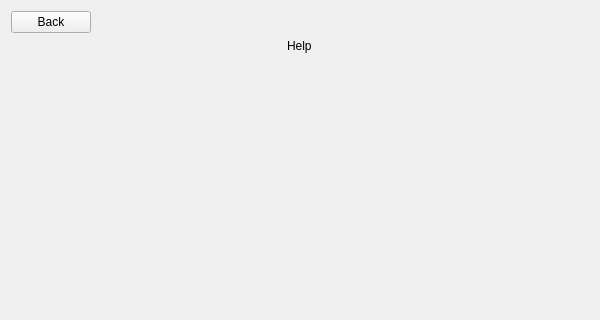
First picture: the form in interfaces/help_page.ui, repository wyankx/TetrisBoosted_QT, before the edit; both pictures show x 0 to 600 and y 0 to 320 of the 600 by 600 pixel window.
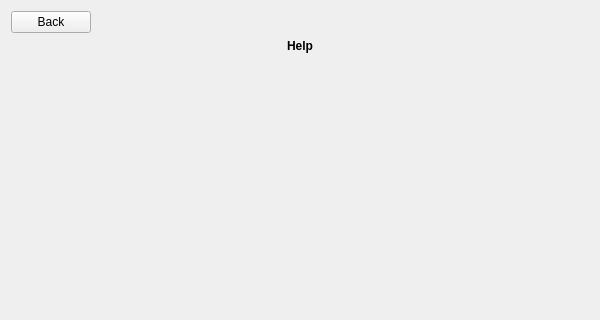
Second picture: the form after the edit.

Commit message: -Add background  *Fonts Bold  *Board more highlighted

```diff
--- a/interfaces/help_page.ui
+++ b/interfaces/help_page.ui
@@ -23,6 +23,15 @@
    </item>
    <item alignment="Qt::AlignHCenter">
     <widget class="QLabel" name="help_tiltle_label">
+     <property name="font">
+      <font>
+       <weight>75</weight>
+       <bold>true</bold>
+      </font>
+     </property>
+     <property name="styleSheet">
+      <string notr="true"/>
+     </property>
      <property name="text">
       <string>Help</string>
      </property>
```
Left out of the diff: 9 changed lines with no effect on the pictures. The commit also changes 9 other files.
